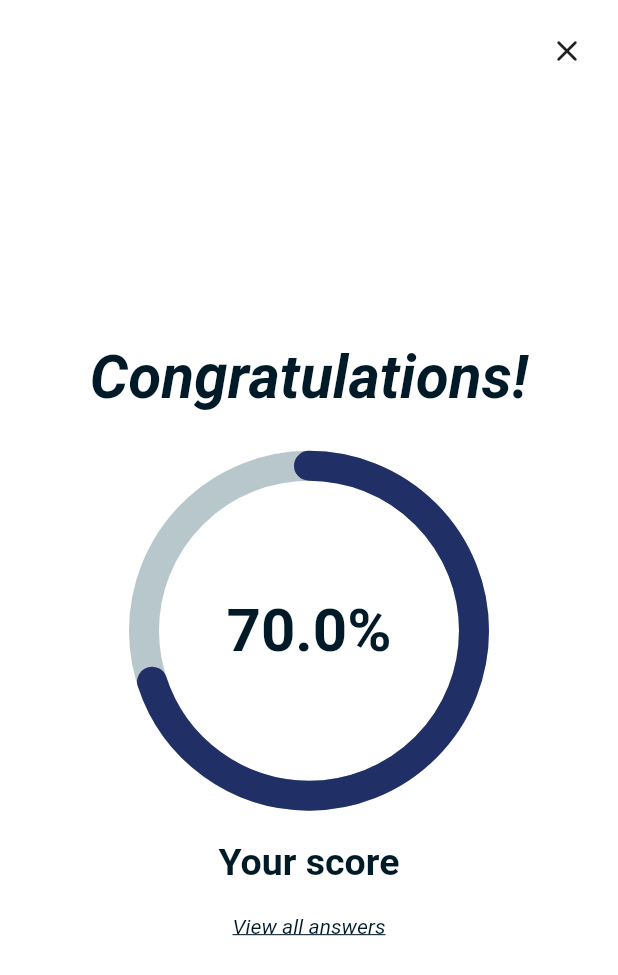
After one commit to shikhrsngh9044/PrepOwl, a Flutter app: the TestReport screen opened by its route, on a phone screen of 412 x 824 dp. The commit adds this screen. Shown: the top 975 px of the screen. Run offline on Flutter 3.47's test engine with Material 2 defaults, Android fonts, the phone set to English and light mode, and no system bars; drawn by our look-alikes of percent_indicator; our stand-ins replace another_flushbar, cloud_firestore, connectivity_plus, dartz, device_info_plus, firebase_auth and 14 more; missing offline and left inert: flutter_facebook_auth; accounts and stored records are empty.

Commit message:
Result screen

```diff
--- a/lib/_utils/constants/enums.dart
+++ b/lib/_utils/constants/enums.dart
@@ -26,3 +26,8 @@ enum AUTH_STATE {
   loggedIn,
   signedUp,
 }
+
+enum DIRECTION {
+  backward,
+  forward,
+}
--- a/lib/_utils/constants/routes.dart
+++ b/lib/_utils/constants/routes.dart
@@ -5,6 +5,7 @@ import '../../modules/instruction_and_test/view/instruction_and_test_view.dart';
 import '../../modules/login/view/login_screen.dart';
 import '../../modules/onboarding/view/onboarding_view.dart';
 import '../../modules/register/view/register_page.dart';
+import '../../modules/test_report/view/test_report_view.dart';
 import '../../modules/welcome/welcome.dart';
 
 class RouteNames {
@@ -16,6 +17,7 @@ class RouteNames {
   static const String register = "/register";
   static const String dashboard = "/dashboard";
   static const String instructionAndTest = "/instructionAndTest";
+  static const String testReport = "/testReport";
 }
 
 final publicPages = [
@@ -25,8 +27,13 @@ final publicPages = [
   GetPage(name: RouteNames.onboarding, page: () => const Onboarding()),
   GetPage(name: RouteNames.dashboard, page: () => const Dashboard()),
   GetPage(
-      name: RouteNames.instructionAndTest,
-      page: () => const InstructionAndTest()),
+    name: RouteNames.instructionAndTest,
+    page: () => const InstructionAndTest(),
+  ),
+  GetPage(
+    name: RouteNames.testReport,
+    page: () => const TestReport(),
+  ),
 ];
 
 final authorizedPages = [
--- a/lib/_utils/constants/string_constants.dart
+++ b/lib/_utils/constants/string_constants.dart
@@ -61,6 +61,13 @@ class AppConst {
   static const profile = "Profile";
   static const appName = "PrepOwlFork";
   static const getStarted = 'Get started with these amazing exam options.';
+  static const instructions = 'Instructions';
+  static const readAboveInstructions = 'I have read the above instructions.';
+  static const proceed = 'Proceed';
+  static const congratulations = 'Congratulations!';
+  static const betterLuckNextTime = 'Better Luck Next Time!';
+  static const yourScore = "Your score";
+  static const viewAllAnswers = "View all answers";
 }
 
 class DBConst {
--- a/lib/_utils/res/dimen.dart
+++ b/lib/_utils/res/dimen.dart
@@ -17,6 +17,7 @@ class AppDimen {
   static const double size60 = 60.0;
   static const double size70 = 70.0;
   static const double size100 = 100.0;
+  static const double size120 = 120.0;
 }
 
 const double defaultPadding = 16.0;
--- a/lib/modules/dashboard/view/dashboard_view.dart
+++ b/lib/modules/dashboard/view/dashboard_view.dart
@@ -1,9 +1,9 @@
 import 'package:flutter/material.dart';
 import 'package:flutter_bloc/flutter_bloc.dart';
 import 'package:get/get.dart';
-import 'package:prepowl/_utils/constants/routes.dart';
 
 import '../../../_utils/configs/theme_config.dart';
+import '../../../_utils/constants/routes.dart';
 import '../../../_utils/constants/string_constants.dart';
 import '../../../_utils/res/dimen.dart';
 import '../controller/dashboard_bloc.dart';
--- a/lib/modules/instruction_and_test/controller/instruction_and_test_bloc.dart
+++ b/lib/modules/instruction_and_test/controller/instruction_and_test_bloc.dart
@@ -1,4 +1,6 @@
 import 'package:flutter_bloc/flutter_bloc.dart';
+
+import '../../../_utils/constants/enums.dart';
 
 part 'instruction_and_test_event.dart';
 part 'instruction_and_test_state.dart';
@@ -25,7 +27,7 @@ class InstructionAndTestBloc
     on<UpdateSelectedQuestionIndex>((event, emit) {
       emit(
         state.copyWith(
-          selectedQuestionIndex: event.direction == 'backward'
+          selectedQuestionIndex: event.direction == DIRECTION.backward
               ? event.currentIndex - 1
               : event.currentIndex + 1,
         ),
--- a/lib/modules/instruction_and_test/controller/instruction_and_test_event.dart
+++ b/lib/modules/instruction_and_test/controller/instruction_and_test_event.dart
@@ -13,7 +13,7 @@ class StartTest extends InstructionAndTestEvent {
 }
 
 class UpdateSelectedQuestionIndex extends InstructionAndTestEvent {
-  String direction;
+  DIRECTION direction;
   int currentIndex;
   UpdateSelectedQuestionIndex(this.direction, this.currentIndex);
 }
--- a/lib/modules/instruction_and_test/view/instruction_and_test_view.dart
+++ b/lib/modules/instruction_and_test/view/instruction_and_test_view.dart
@@ -2,6 +2,7 @@ import 'package:flutter/material.dart';
 import 'package:flutter_bloc/flutter_bloc.dart';
 
 import '../../../_utils/configs/theme_config.dart';
+import '../../../_utils/constants/string_constants.dart';
 import '../../../_utils/res/dimen.dart';
 import '../controller/instruction_and_test_bloc.dart';
 import 'widgets/instructions_view.dart';
@@ -27,7 +28,7 @@ class InstructionAndTestUI extends StatelessWidget {
     return Scaffold(
       appBar: AppBar(
         title: const Text(
-          "Instructions",
+          AppConst.instructions,
           style: TextStyle(
             color: Colors.white,
           ),
--- a/lib/modules/instruction_and_test/view/widgets/instructions_view.dart
+++ b/lib/modules/instruction_and_test/view/widgets/instructions_view.dart
@@ -2,6 +2,7 @@ import 'package:flutter/material.dart';
 import 'package:flutter_bloc/flutter_bloc.dart';
 
 import '../../../../_utils/configs/theme_config.dart';
+import '../../../../_utils/constants/string_constants.dart';
 import '../../../../_utils/res/dimen.dart';
 import '../../../../_utils/ui_components/buttons.dart';
 import '../../controller/instruction_and_test_bloc.dart';
@@ -33,7 +34,7 @@ class InstructionView extends StatelessWidget {
             ),
             const Expanded(
               child: Text(
-                'I have read the above instructions.',
+                AppConst.readAboveInstructions,
                 style: TextStyle(
                   fontSize: AppDimen.size15,
                 ),
@@ -47,7 +48,7 @@ class InstructionView extends StatelessWidget {
           onPressed: () {
             context.read<InstructionAndTestBloc>().add(const StartTest());
           },
-          btnText: 'Proceed',
+          btnText: AppConst.proceed,
           buttonColor:
               state.readInstructions ? AppTheme.secondaryColor : Colors.white,
           customTextStyle: TextStyle(
--- /dev/null
+++ b/lib/modules/test_report/view/test_report_view.dart
@@ -0,0 +1,92 @@
+import 'package:flutter/material.dart';
+import 'package:percent_indicator/circular_percent_indicator.dart';
+import '../../../_utils/constants/string_constants.dart';
+import '../../../_utils/configs/theme_config.dart';
+import '../../../_utils/res/dimen.dart';
+
+class TestReport extends StatelessWidget {
+  const TestReport({super.key});
+
+  @override
+  Widget build(BuildContext context) {
+    return Scaffold(
+      body: Padding(
+        padding: const EdgeInsets.all(AppDimen.size10),
+        child: Column(
+          mainAxisAlignment: MainAxisAlignment.spaceBetween,
+          children: [
+            Align(
+              alignment: Alignment.topRight,
+              child: IconButton(
+                onPressed: () {},
+                icon: const Icon(
+                  Icons.close_rounded,
+                ),
+              ),
+            ),
+            Column(
+              children: [
+                const Text(
+                  AppConst.congratulations,
+                  style: TextStyle(
+                    fontWeight: FontWeight.bold,
+                    fontSize: AppDimen.size40,
+                    fontStyle: FontStyle.italic,
+                  ),
+                  textAlign: TextAlign.center,
+                ),
+                const SizedBox(
+                  height: AppDimen.size25,
+                ),
+                CircularPercentIndicator(
+                  radius: AppDimen.size120,
+                  lineWidth: AppDimen.size20,
+                  animation: true,
+                  percent: 0.7,
+                  center: const Text(
+                    "70.0%",
+                    style: TextStyle(
+                      fontWeight: FontWeight.bold,
+                      fontSize: AppDimen.size40,
+                    ),
+                  ),
+                  footer: Column(
+                    children: [
+                      const SizedBox(
+                        height: AppDimen.size20,
+                      ),
+                      const Text(
+                        AppConst.yourScore,
+                        style: TextStyle(
+                          fontWeight: FontWeight.bold,
+                          fontSize: AppDimen.size25,
+                        ),
+                      ),
+                      const SizedBox(
+                        height: AppDimen.size20,
+                      ),
+                      GestureDetector(
+                        onTap: () {},
+                        child: const Text(
+                          AppConst.viewAllAnswers,
+                          style: TextStyle(
+                            decoration: TextDecoration.underline,
+                            fontStyle: FontStyle.italic,
+                            fontSize: AppDimen.size14,
+                          ),
+                        ),
+                      ),
+                    ],
+                  ),
+                  circularStrokeCap: CircularStrokeCap.round,
+                  progressColor: AppTheme.secondaryColor,
+                ),
+              ],
+            ),
+            const Text(""),
+          ],
+        ),
+      ),
+    );
+  }
+}
--- a/lib/modules/welcome/view/welcome_screen_ui/welcome_login_button.dart
+++ b/lib/modules/welcome/view/welcome_screen_ui/welcome_login_button.dart
@@ -1,5 +1,6 @@
 import 'package:flutter/material.dart';
 import 'package:get/get.dart';
+
 import '../../../../_utils/configs/theme_config.dart';
 import '../../../../_utils/constants/routes.dart';
 import '../../../../_utils/constants/string_constants.dart';
--- a/pubspec.yaml
+++ b/pubspec.yaml
@@ -66,6 +66,7 @@ dependencies:
   flutter_plugin_android_lifecycle: ^2.0.7
   google_sign_in: ^5.4.2
   firebase_auth: ^4.1.3
+  percent_indicator: ^4.2.2
 
 dev_dependencies:
   flutter_test:
```
Also changed, not shown: lib/modules/instruction_and_test/view/widgets/test_view.dart (+42 -24 lines), pubspec.lock.
